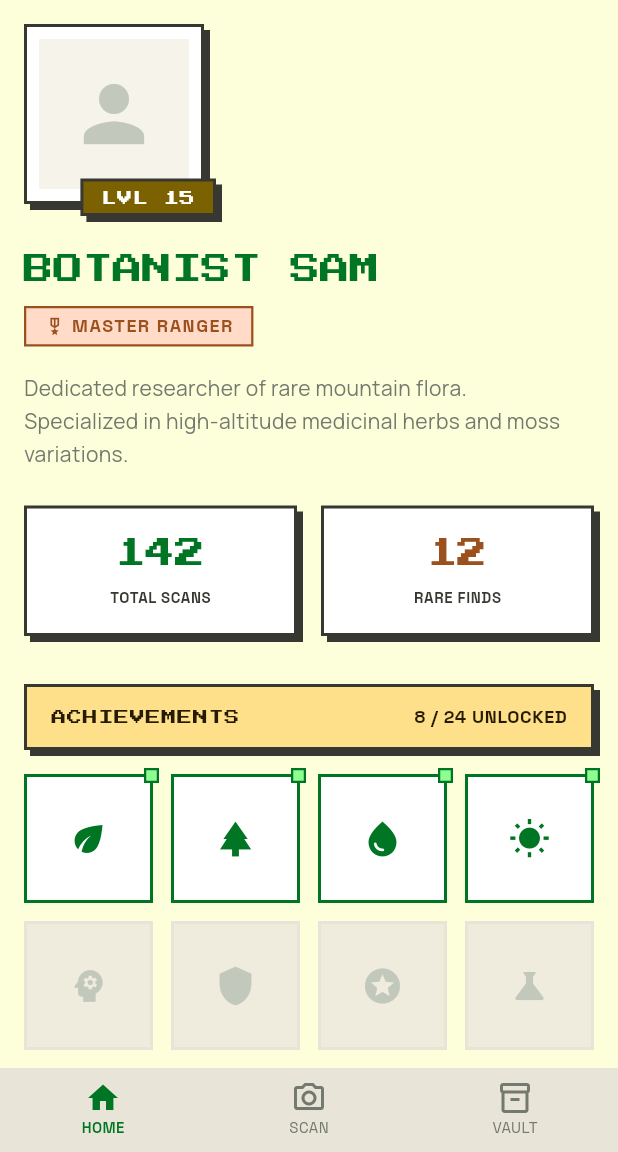
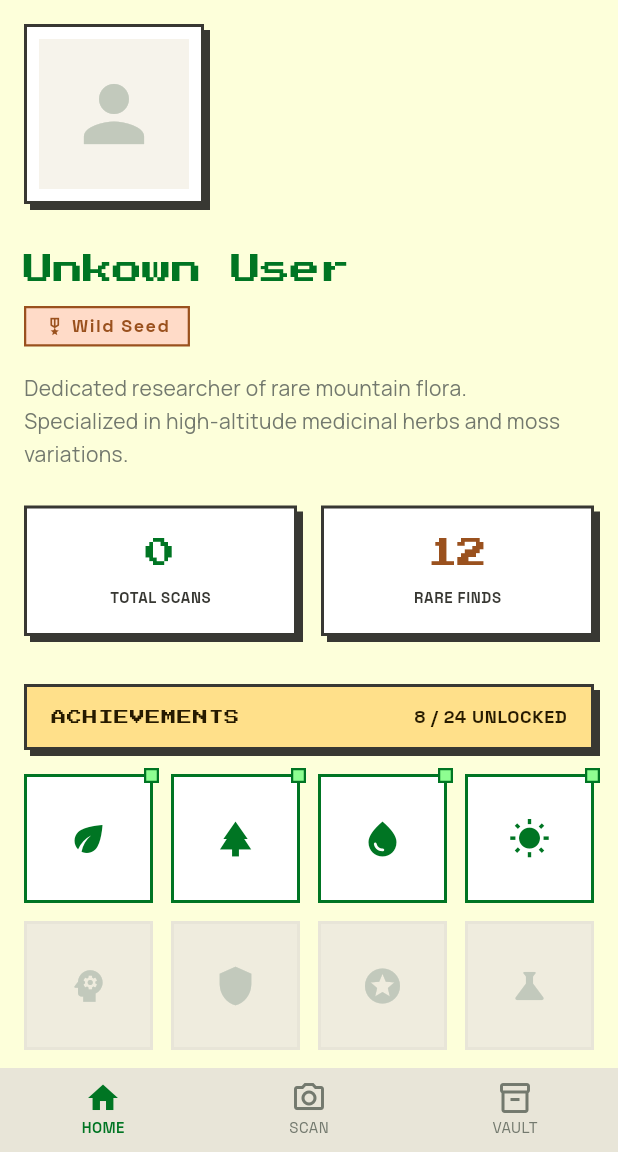
Before and after one commit to samyakrajgruhi/Floradex, a Flutter app: the screen it shows after launch, scrolled down 58 dp, after a tap on the "person" icon, on a phone screen of 412 x 824 dp, the part 84-1236 px from its top. Run offline on Flutter 3.47's test engine with Material 3 defaults, Android fonts, the phone set to English and light mode, and no system bars; our stand-ins replace camera, flutter_dotenv, google_fonts, hive, hive_flutter, image_picker; missing offline and left inert: langchain, langchain_google; accounts and stored records are empty.

Commit message:
- Created UserInfo Service and Model. - Pre-Loaded User data in the bootstrap function to eliminate loading time and immediately provide screens with user data. - Display actual user data on researcher profile screen.

```diff
--- a/lib/main.dart
+++ b/lib/main.dart
@@ -1,3 +1,4 @@
+import 'package:floradex/models/user_info.dart';
 import 'package:floradex/screens/botanical_vault.dart';
 import 'package:floradex/screens/dashboard.dart';
 import 'package:floradex/screens/debug_vault_screen.dart';
@@ -8,12 +9,39 @@ import 'package:floradex/theme/app_theme.dart';
 import 'package:flutter_dotenv/flutter_dotenv.dart';
 import 'package:hive_flutter/hive_flutter.dart';
 import 'package:floradex/models/plant_record.dart';
+import 'package:uuid/uuid.dart';
+
+late final UserInfo currentUser;
+
+Future<void> bootstrapUserInfo() async {
+  final userBox = await Hive.openBox<UserInfo>('user_data');
+  final uuid = Uuid();
+  final storedUser = userBox.get('current_user');
+
+  if (storedUser == null) {
+    final defaultUser = UserInfo()
+      ..userId = uuid.v8()
+      ..userName = 'Unkown User'
+      ..userEmail = ''
+      ..rankName = 'Wild Seed'
+      ..userProgress = 0;
+
+    await userBox.put('current_user', defaultUser);
+    currentUser = defaultUser;
+  } else {
+    currentUser = storedUser;
+  }
+}
 
 void main() async {
   WidgetsFlutterBinding.ensureInitialized();
   await Hive.initFlutter();
+
   Hive.registerAdapter(PlantRecordAdapter());
+  Hive.registerAdapter(UserInfoAdapter());
+
   await Hive.openBox<PlantRecord>('plants_vault');
+  await bootstrapUserInfo();
 
   await dotenv.load(fileName: ".env");
   runApp(const FloraDexApp());
@@ -66,7 +94,7 @@ class _MainScreenState extends State<MainScreen> {
                   });
                 }
                 Navigator.of(context).push(
-                  MaterialPageRoute(builder: (_) => ResearcherProfileScreen()),
+                  MaterialPageRoute(builder: (_) => ResearcherProfileScreen(user: currentUser,)),
                 );
               },
               onLongPress: () {
--- /dev/null
+++ b/lib/models/user_info.dart
@@ -0,0 +1,20 @@
+import 'package:hive/hive.dart';
+part 'user_info.g.dart';
+
+@HiveType(typeId: 1)
+class UserInfo extends HiveObject {
+  @HiveField(0)
+  late String userId;
+
+  @HiveField(1)
+  late String userName;
+
+  @HiveField(2)
+  late String userEmail;
+
+  @HiveField(3)
+  late String rankName;
+
+  @HiveField(4)
+  late int userProgress;
+}
--- a/lib/screens/researcher_profile.dart
+++ b/lib/screens/researcher_profile.dart
@@ -1,11 +1,25 @@
 // ignore_for_file: unused_element_parameter
 
+import 'package:floradex/models/user_info.dart';
 import 'package:floradex/services/database_service.dart';
+import 'package:floradex/services/user_service.dart';
 import 'package:flutter/material.dart';
 import '../theme/app_theme.dart';
 
-class ResearcherProfileScreen extends StatelessWidget {
-  const ResearcherProfileScreen({super.key});
+class ResearcherProfileScreen extends StatefulWidget {
+  final UserInfo user;
+  const ResearcherProfileScreen({required this.user, super.key});
+
+  @override
+  State<ResearcherProfileScreen> createState() =>
+      _ResearcherProfileScreenState();
+}
+
+class _ResearcherProfileScreenState extends State<ResearcherProfileScreen> {
+  @override
+  void initState() {
+    super.initState();
+  }
 
   @override
   Widget build(BuildContext context) {
@@ -43,32 +57,13 @@ class ResearcherProfileScreen extends StatelessWidget {
                     ),
                   ),
                 ),
-                Positioned(
-                  bottom: -AppTheme.space2,
-                  right: -AppTheme.space2,
-                  child: _RetroShadowCard(
-                    backgroundColor: AppTheme.tertiary,
-                    padding: const EdgeInsets.symmetric(
-                      horizontal: AppTheme.space3,
-                      vertical: AppTheme.space1,
-                    ),
-                    child: Text(
-                      'LVL 15',
-                      style: Theme.of(context).textTheme.labelMedium?.copyWith(
-                        color: AppTheme.onTertiary,
-                        fontFamily: 'Press Start 2P',
-                        fontSize: 10,
-                      ),
-                    ),
-                  ),
-                ),
               ],
             ),
             const SizedBox(height: AppTheme.space8),
 
             // NAME
             Text(
-              'BOTANIST SAM',
+              widget.user.userName,
               style: Theme.of(context).textTheme.displayLarge?.copyWith(
                 color: AppTheme.primary,
                 height: 1.2,
@@ -96,7 +91,7 @@ class ResearcherProfileScreen extends StatelessWidget {
                   ),
                   const SizedBox(width: AppTheme.space1),
                   Text(
-                    'MASTER RANGER',
+                    widget.user.rankName,
                     style: Theme.of(context).textTheme.labelMedium?.copyWith(
                       color: AppTheme.secondary,
                       fontWeight: FontWeight.w700,
@@ -131,7 +126,7 @@ class ResearcherProfileScreen extends StatelessWidget {
                       child: Column(
                         children: [
                           Text(
-                            '142',
+                            "${widget.user.userProgress}",
                             style: Theme.of(context).textTheme.displayLarge
                                 ?.copyWith(color: AppTheme.primary),
                           ),
--- /dev/null
+++ b/lib/services/user_service.dart
@@ -0,0 +1,15 @@
+import 'package:floradex/models/user_info.dart';
+import 'package:hive/hive.dart';
+
+class UserService {
+  Future<UserInfo> getUserInfo() async {
+    final box = await Hive.openBox<UserInfo>('user_info');
+    final userInfo = box.get('current_user');
+
+    if (userInfo == null) {
+      throw StateError('User info not found');
+    }
+
+    return userInfo;
+  }
+}
--- a/pubspec.yaml
+++ b/pubspec.yaml
@@ -48,6 +48,7 @@ dependencies:
   googleai_dart: 3.0.0
   langchain_ollama: ^0.4.1
   intl: ^0.20.3
+  uuid: ^4.5.3
 
 dev_dependencies:
   flutter_test:
```
Also changed, not shown: lib/models/user_info.g.dart (added), lib/services/vault_service.dart (deleted), pubspec.lock.
